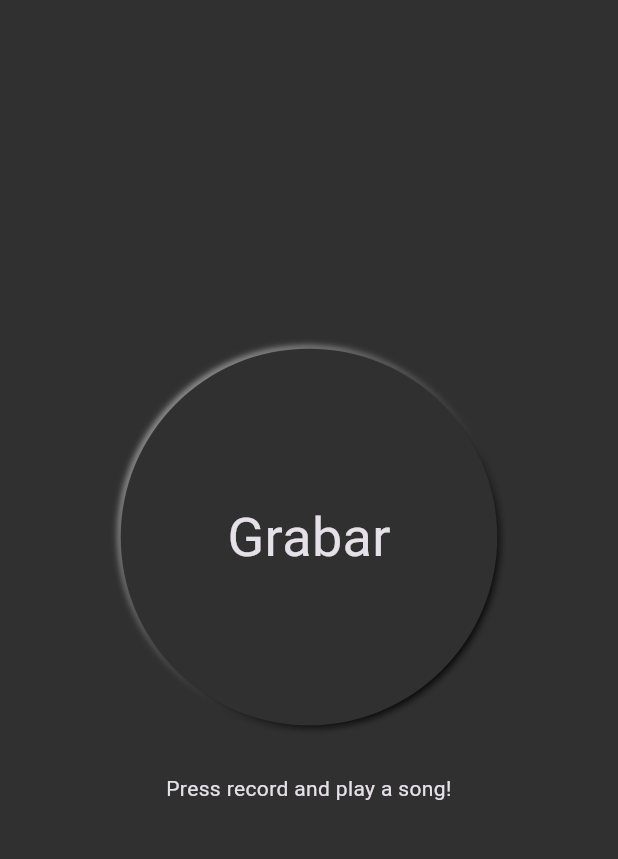
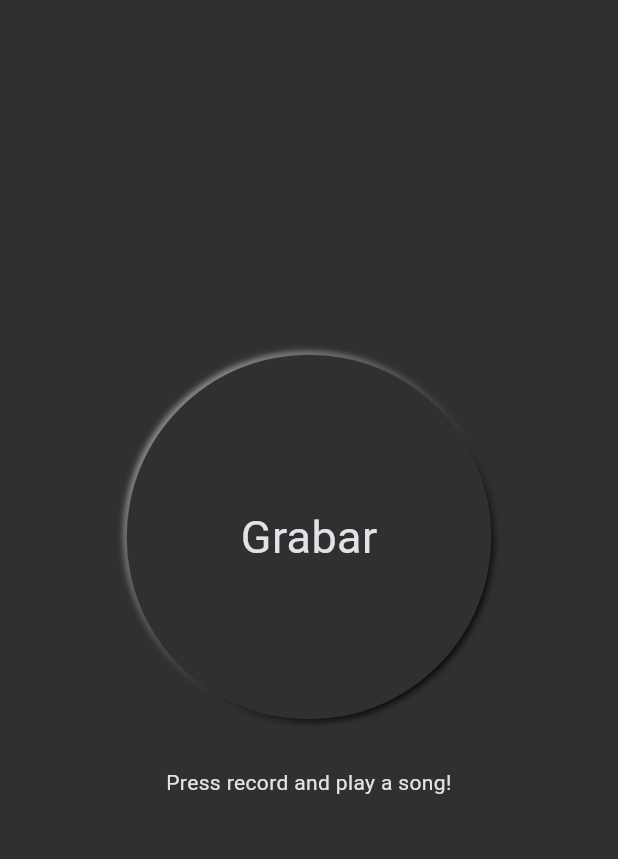
Before and after one commit to Tesam/spotifind, a Flutter app: the screen it shows after launch, on a phone screen of 412 x 824 dp, the part 84-943 px from its top. Run offline on Flutter 3.47's test engine with Material 3 defaults, Android fonts, the phone set to English and light mode, and no system bars; our stand-ins replace firebase_ai, firebase_core, flutter_neumorphic_plus, permission_handler; missing offline and left inert: flutter_sound; accounts and stored records are empty; generated files the repository leaves out were written again.

Commit message:
fix: adjust font size in FindButton widget

```diff
--- a/lib/widgets/find_button.dart
+++ b/lib/widgets/find_button.dart
@@ -86,7 +86,7 @@ class _FindButtonState extends State<FindButton>
           onPressed: () => toggleRecording(),
           child: Text(
             text,
-            style: const TextStyle(fontSize: 36),
+            style: const TextStyle(fontSize: 30),
           ),
         ),
       ],
```
